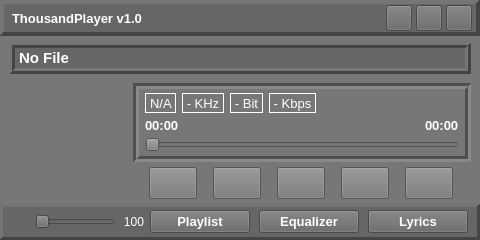
Qt form source/ui/mainwindow/tp_mainwindow.ui (ZXfkSIE/ThousandPlayer) before a commit.
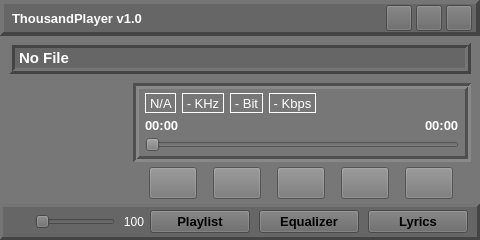
The same form after that commit. Custom widgets are drawn as their Qt base class.

The edit to the form file:
```diff
--- a/source/ui/mainwindow/tp_mainwindow.ui
+++ b/source/ui/mainwindow/tp_mainwindow.ui
@@ -1080,7 +1080,7 @@
          <bool>true</bool>
         </property>
         <property name="styleSheet">
-         <string notr="true">color: rgb(255, 255, 255);</string>
+         <string notr="true">color: rgb(0, 0, 0);</string>
         </property>
         <property name="text">
          <string>Playlist</string>
@@ -1118,7 +1118,7 @@
          <bool>true</bool>
         </property>
         <property name="styleSheet">
-         <string notr="true">color: rgb(255, 255, 255);</string>
+         <string notr="true">color: rgb(0, 0, 0);</string>
         </property>
         <property name="text">
          <string>Equalizer</string>
@@ -1156,7 +1156,7 @@
          <bool>true</bool>
         </property>
         <property name="styleSheet">
-         <string notr="true">color: rgb(255, 255, 255);</string>
+         <string notr="true">color: rgb(0, 0, 0);</string>
         </property>
         <property name="text">
          <string>Lyrics</string>
```
